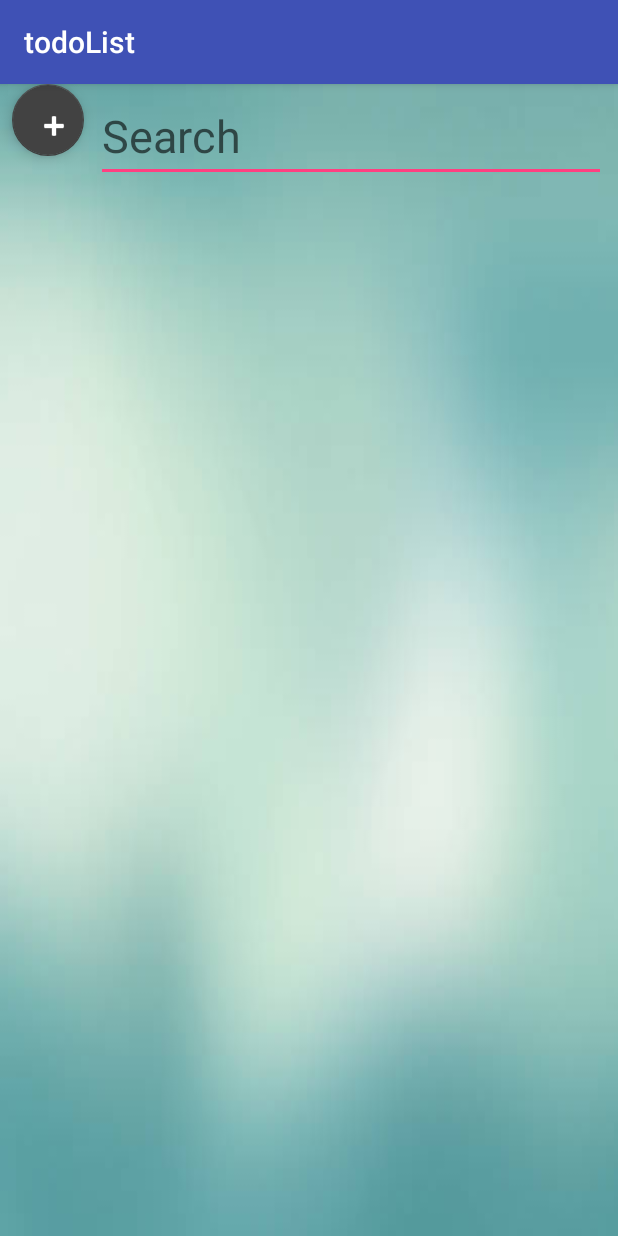
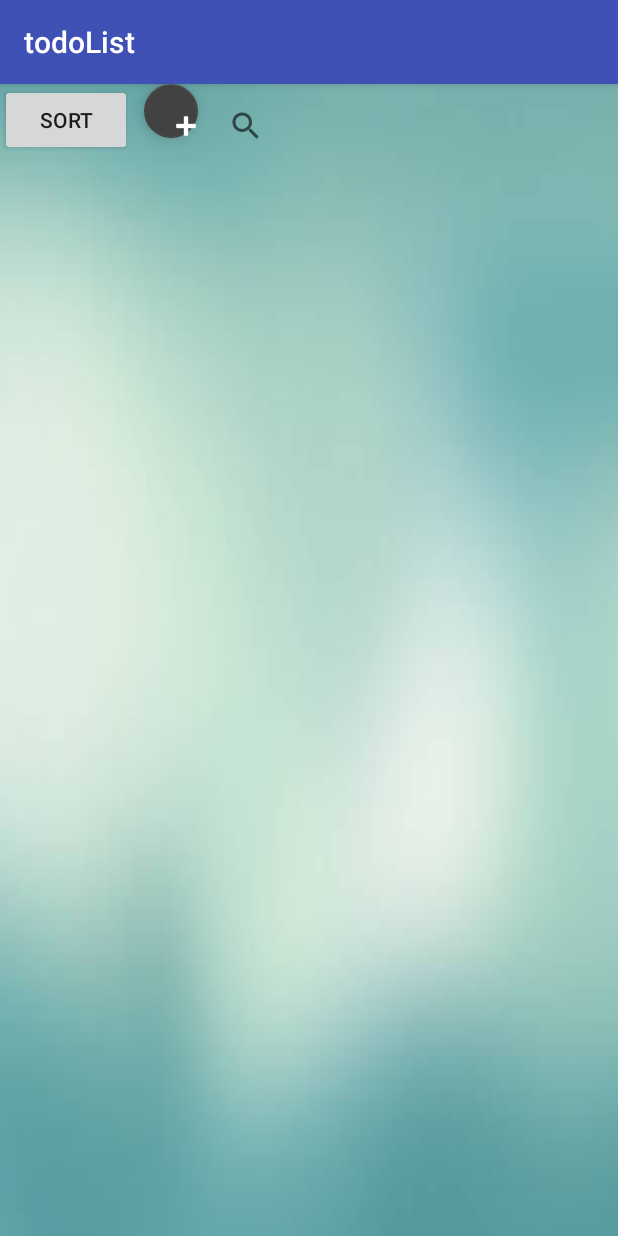
Before and after one commit to Mohamad-Mawaldi/My-TodoList, an Android app: the screen it shows after launch (MainActivity), on a phone screen of 412 x 824 dp. Run offline under Robolectric (Android 15) with nearby library versions, the phone set to English and light mode, and no system bars; our stand-ins replace Firebase (no records; nobody signed in at launch, a user with empty details on screens opened directly).

Commit message:
Tried to add sort and search methods

```diff
--- a/app/src/main/java/com/example/hammode/todolist/MainActivity.java
+++ b/app/src/main/java/com/example/hammode/todolist/MainActivity.java
@@ -3,19 +3,16 @@ package com.example.hammode.todolist;
 import android.app.Dialog;
 import android.support.design.widget.FloatingActionButton;
 import android.os.Bundle;
-import android.support.v7.app.AppCompatActivity;
-import android.text.Editable;
-import android.text.TextWatcher;
 import android.view.ContextMenu;
 import android.view.MenuItem;
 import android.view.View;
 import android.widget.Button;
 import android.widget.EditText;
 import android.widget.ListView;
+import android.support.v7.widget.SearchView;
 import android.widget.TextView;
-
-import com.google.android.gms.tasks.OnSuccessListener;
 import com.google.firebase.firestore.FirebaseFirestore;
+import java.util.Collections;
 import static android.view.View.*;
 
 public class MainActivity extends dbhandler {
@@ -23,43 +20,37 @@ public class MainActivity extends dbhandler {
    private ListView listo ;
    private FloatingActionButton fab ;
    private CustomAdapter adapter ;
-   private EditText title,description,search;
-   private Button done,cancel;
+   private EditText title,description;
+   private Button done,cancel,sort;
    private TextView head;
+   private SearchView searchView;
 
     @Override
     protected void onCreate(Bundle savedInstanceState) {
         super.onCreate(savedInstanceState);
         setContentView(R.layout.activity_main);
-         adapter = new CustomAdapter(MainActivity.this);
-         listo = (ListView)findViewById(R.id.listview);
-         fab= (FloatingActionButton)findViewById(R.id.fab);
-          db = FirebaseFirestore.getInstance();
+
+        listo = (ListView)findViewById(R.id.listview);
+        fab= (FloatingActionButton)findViewById(R.id.fab);
         adapter = new CustomAdapter(MainActivity.this);
-        search = (EditText)findViewById ( R.id.search );
-        search.addTextChangedListener ( new TextWatcher () {
+        listo.setAdapter (adapter);
+        db = FirebaseFirestore.getInstance();
+        Loader();
+        searchView = (SearchView)findViewById (R.id.search );
+        searchView.setOnQueryTextListener ( new SearchView.OnQueryTextListener () {
             @Override
-            public void beforeTextChanged(CharSequence s, int start, int count, int after) {
-
+            public boolean onQueryTextSubmit(String query) {
+                return false;
             }
 
             @Override
-            public void onTextChanged(CharSequence s, int start, int before, int count) {
-                (MainActivity.this).adapter.getFilter ().filter ( s );
-                adapter.notifyDataSetChanged ();
-
-            }
-
-            @Override
-            public void afterTextChanged(Editable s) {
-
+            public boolean onQueryTextChange(String newText) {
+                Loader ();
+                adapter.getFilter ().filter ( newText );
+                return true;
             }
         } );
-        listo.setAdapter(adapter);
-        adapter.notifyDataSetChanged();
-        Loader();
-        listo.invalidateViews();
-         registerForContextMenu ( listo );
+        registerForContextMenu ( listo );
          fab.setOnClickListener(new OnClickListener() {
             @Override
             public void onClick(View v) {
@@ -78,7 +69,6 @@ public class MainActivity extends dbhandler {
                         String stringTitle = title.getText ().toString ();
                         String stringDescription = description.getText ().toString ();
                         add (stringTitle,stringDescription);
-                        adapter.notifyDataSetChanged();
                         dialog.dismiss ();
                     }
 
@@ -89,6 +79,16 @@ public class MainActivity extends dbhandler {
                         dialog.dismiss ();
                     }
                 } );}});
+         sort = (Button) findViewById ( R.id.sort );
+         sort.setOnClickListener ( new OnClickListener () {
+             @Override
+             public void onClick(View v) {
+                 SortByTitle ();
+
+             }
+         } );
+
+
     }
 
     @Override
@@ -109,8 +109,6 @@ public class MainActivity extends dbhandler {
             dialog.show ();
             title = ( EditText ) dialog.findViewById ( R.id.title );
             description = ( EditText ) dialog.findViewById ( R.id.description );
-            //title.setText ( SharedList.list.get ( item.getOrder () ).getTitle () );
-            //description.setText ( SharedList.list.get ( item.getOrder () ).getDescription () );
             head = ( TextView ) dialog.findViewById ( R.id.head );
             head.setText ( "Update!" );
             done = ( Button ) dialog.findViewById ( R.id.done );
@@ -155,4 +153,12 @@ public class MainActivity extends dbhandler {
         super.add ( Title, description );
         Loader ();
     }
+    protected void SortByTitle (){
+        Loader ();
+        Collections.sort( SharedList.list, TitleComparator);
+        adapter.notifyDataSetChanged ();
+
+
+    }
+
 }
--- a/app/src/main/java/com/example/hammode/todolist/SharedList.java
+++ b/app/src/main/java/com/example/hammode/todolist/SharedList.java
@@ -5,4 +5,5 @@ import java.util.ArrayList;
 public class SharedList {
     public static ArrayList<Task> list = new ArrayList<>();
 
+
 }
--- a/app/src/main/res/layout/activity_main.xml
+++ b/app/src/main/res/layout/activity_main.xml
@@ -11,6 +11,11 @@
     <TableRow
         android:layout_width="match_parent"
         android:layout_height="wrap_content">
+        <Button
+            android:id="@+id/sort"
+            android:layout_width="wrap_content"
+            android:layout_height="wrap_content"
+            android:text="sort"/>
 
         <android.support.design.widget.FloatingActionButton
             android:id="@+id/fab"
@@ -28,7 +33,7 @@
             app:layout_constraintTop_toTopOf="parent"
             app:srcCompat="@android:drawable/ic_input_add" />
 
-        <EditText
+        <android.support.v7.widget.SearchView
             android:id="@+id/search"
             android:layout_width="match_parent"
             android:layout_height="wrap_content"
@@ -42,6 +47,7 @@
             app:layout_constraintHorizontal_bias="0.0"
             app:layout_constraintStart_toStartOf="parent"
             app:layout_constraintTop_toTopOf="parent" />
+
     </TableRow>
 
      <ListView
```
Also changed, not shown: app/src/main/java/com/example/hammode/todolist/CustomAdapter.java (+62 -10 lines), app/src/main/java/com/example/hammode/todolist/Task.java (+32 -10 lines), app/src/main/java/com/example/hammode/todolist/dbhandler.java (+24 -2 lines), app/src/main/res/drawable/ic_add_circle_black_24dp.xml (added, +9 -0 lines), app/src/main/res/drawable/ic_search_black_24dp.xml (added, +9 -0 lines).
